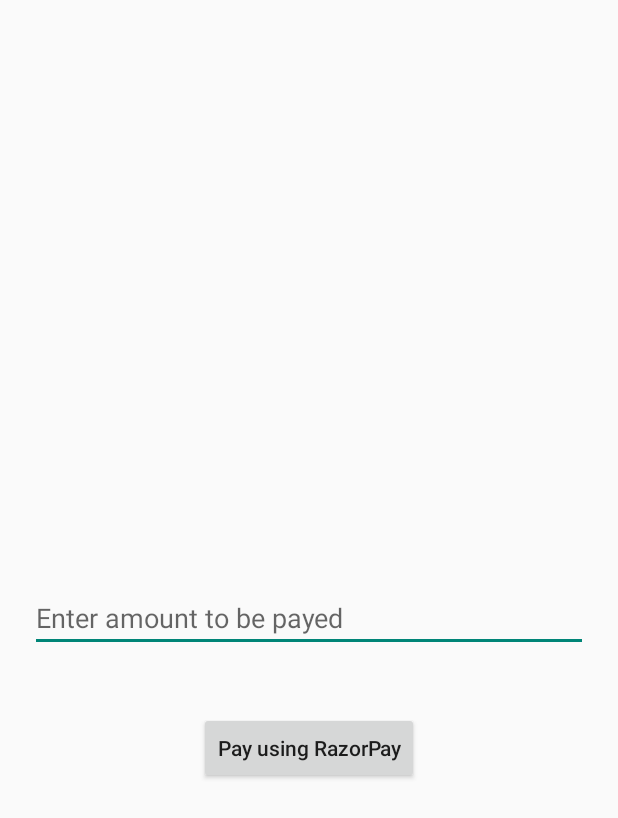
After one commit to sarfaraz22shaikh/MedicareStudios, an Android app: the payment screen opened directly, with no data from a screen before it, on a phone screen of 412 x 824 dp. The commit adds this screen. Shown: the top 818 px of the screen. Run offline under Robolectric (Android 15) with nearby library versions, the phone set to English and light mode, and no system bars; our stand-ins replace CircleImageView; libraries missing offline, so code that uses them is left out: com.razorpay; 1 statement that could not run was skipped.

Commit message:
Razor pay integration successfully done

```diff
--- a/app/build.gradle.kts
+++ b/app/build.gradle.kts
@@ -33,6 +33,7 @@ android {
 
 dependencies {
     implementation ("com.google.firebase:firebase-firestore:25.1.1")
+    implementation ("com.razorpay:checkout:1.6.40")
 
     // responsive UI using sdp
     implementation ("com.intuit.sdp:sdp-android:1.1.1")
--- a/app/src/main/AndroidManifest.xml
+++ b/app/src/main/AndroidManifest.xml
@@ -14,12 +14,15 @@
         android:supportsRtl="true"
         android:theme="@style/Theme.AppCompat.Light.NoActionBar"
         tools:targetApi="31">
+
+        <activity
+            android:name=".Activities.payment"
+            android:exported="false" />
         <activity
             android:name=".Activities.Splashactivity"
             android:exported="true">
             <intent-filter>
                 <action android:name="android.intent.action.MAIN" />
-
                 <category android:name="android.intent.category.LAUNCHER" />
             </intent-filter>
         </activity>
@@ -36,6 +39,7 @@
         <activity android:name=".Activities.search_doctor" />
         <activity android:name=".Activities.doctor_info_card" />
         <activity android:name=".Activities.BookingActivity" />
+
     </application>
 
 </manifest>
--- a/app/src/main/java/com/developer/opdmanager/Activities/doctor_info_card.java
+++ b/app/src/main/java/com/developer/opdmanager/Activities/doctor_info_card.java
@@ -211,6 +211,7 @@ public class doctor_info_card extends AppCompatActivity {
                 });
     }
 
+
     // Dial the given Phone Number
     private void dialPhoneNumber(String phoneNumber) {
         if (phoneNumber == null || phoneNumber.trim().isEmpty()) {
--- /dev/null
+++ b/app/src/main/res/layout/activity_payment.xml
@@ -0,0 +1,30 @@
+<?xml version="1.0" encoding="utf-8"?>
+<RelativeLayout
+    xmlns:android="http://schemas.android.com/apk/res/android"
+    xmlns:tools="http://schemas.android.com/tools"
+    android:layout_width="match_parent"
+    android:layout_height="match_parent"
+    tools:context=".Activities.payment">
+
+    <!--EditText text to enter amount-->
+    <EditText
+        android:id="@+id/idEdtAmount"
+        android:layout_width="match_parent"
+        android:layout_height="wrap_content"
+        android:layout_centerInParent="true"
+        android:layout_margin="20dp"
+        android:hint="Enter amount to be payed"
+        android:inputType="number" />
+
+    <!--button to make payment-->
+    <Button
+        android:id="@+id/btn_pay"
+        android:layout_width="wrap_content"
+        android:layout_height="wrap_content"
+        android:layout_below="@id/idEdtAmount"
+        android:layout_centerHorizontal="true"
+        android:layout_marginTop="20dp"
+        android:text="Pay using RazorPay"
+        android:textAllCaps="false" />
+
+</RelativeLayout>
```
Also changed, not shown: app/src/main/java/com/developer/opdmanager/Activities/payment.java (added, +84 -0 lines), app/src/main/java/com/developer/opdmanager/Adapters/AppointmentAdapter.java (+6 -3 lines).
